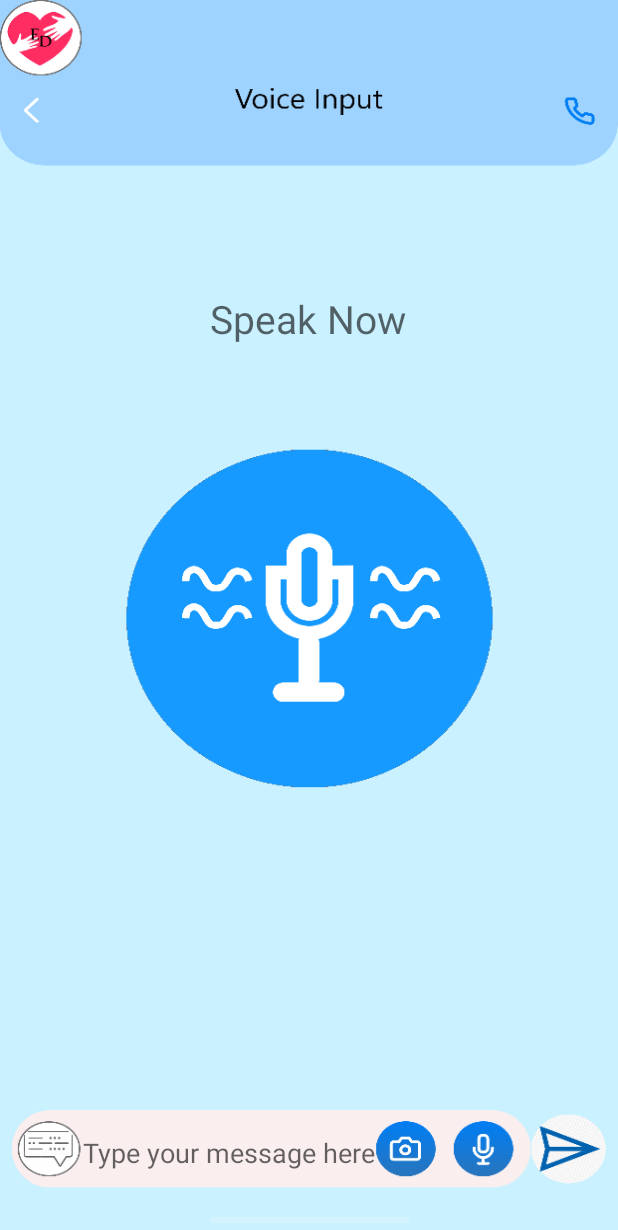
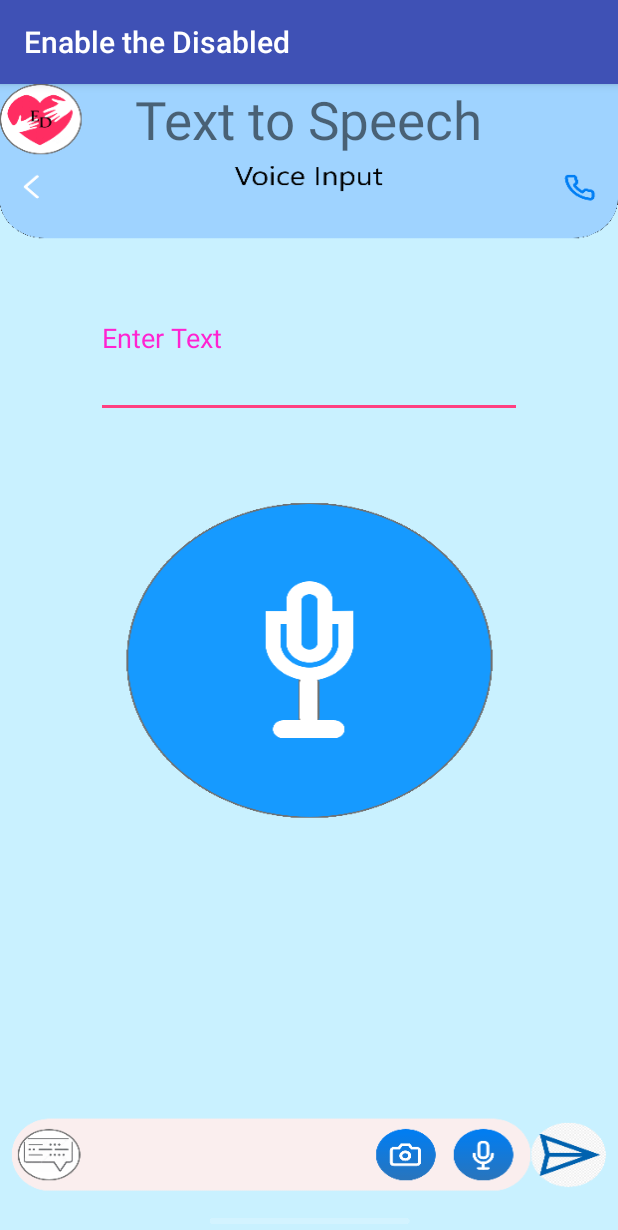
Before and after one commit to lordbeerus0505/EnableTheDisabled, an Android app: the VoiceRecord screen opened directly, with no data from a screen before it, after a tap on an icon or button, on a phone screen of 412 x 824 dp. Shown: the top 1230 px of the screen. Run offline under Robolectric (Android 15) with nearby library versions, the phone set to English and light mode, and no system bars.

Commit message:
Voice fully fixed

```diff
--- a/app/src/main/AndroidManifest.xml
+++ b/app/src/main/AndroidManifest.xml
@@ -18,7 +18,7 @@
         android:roundIcon="@mipmap/ic_launcher_round"
         android:supportsRtl="true"
         android:theme="@style/AppTheme">
-        <activity android:name=".SpeechToText"></activity>
+        <activity android:name=".TextToSpeech"></activity>
         <activity android:name=".NewChat" />
         <activity
             android:name=".Chat"
--- /dev/null
+++ b/app/src/main/java/com/example/myapplication/TextToSpeech.java
@@ -0,0 +1,90 @@
+package com.example.myapplication;
+
+import androidx.appcompat.app.AppCompatActivity;
+
+import android.content.Intent;
+import android.os.Bundle;
+import android.os.CountDownTimer;
+import android.view.View;
+import android.widget.Button;
+import android.widget.EditText;
+import android.widget.Toast;
+
+import java.util.Locale;
+
+public class TextToSpeech extends AppCompatActivity {
+
+    android.speech.tts.TextToSpeech t1;
+    EditText ed1;
+    Button b1;
+    private String message;
+    int count=0;
+    @Override
+    protected void onCreate(Bundle savedInstanceState) {
+        super.onCreate(savedInstanceState);
+        setContentView(R.layout.activity_text_to_speech);
+        ed1=(EditText)findViewById(R.id.editText);
+        b1=(Button)findViewById(R.id.button);
+        t1=new android.speech.tts.TextToSpeech(getApplicationContext(), new android.speech.tts.TextToSpeech.OnInitListener() {
+            @Override
+            public void onInit(int status) {
+                if(status != android.speech.tts.TextToSpeech.ERROR) {
+                    t1.setLanguage(Locale.UK);
+                }
+            }
+        });
+        String toSpeak = ed1.getText().toString();
+        if(count==1)
+            toSpeak=message;
+        Toast.makeText(getApplicationContext(), toSpeak,Toast.LENGTH_SHORT).show();
+        t1.speak(toSpeak, android.speech.tts.TextToSpeech.QUEUE_FLUSH, null);
+        new CountDownTimer(5000, 1000) {
+            public void onFinish() {
+                // When timer is finished
+                // Execute your code here
+                startActivity(new Intent(TextToSpeech.this, Chat.class));
+            }
+
+            public void onTick(long millisUntilFinished) {
+                // millisUntilFinished    The amount of time until finished.
+            }
+        }.start();
+        b1.setOnClickListener(new View.OnClickListener() {
+            @Override
+            public void onClick(View v) {
+                String toSpeak = ed1.getText().toString();
+                if(count==1)
+                    toSpeak=message;
+                Toast.makeText(getApplicationContext(), toSpeak,Toast.LENGTH_SHORT).show();
+                t1.speak(toSpeak, android.speech.tts.TextToSpeech.QUEUE_FLUSH, null);
+                new CountDownTimer(1000, 1000) {
+                    public void onFinish() {
+                        // When timer is finished
+                        // Execute your code here
+                        startActivity(new Intent(TextToSpeech.this, Chat.class));
+                    }
+
+                    public void onTick(long millisUntilFinished) {
+                        // millisUntilFinished    The amount of time until finished.
+                    }
+                }.start();
+
+            }
+        });
+        Intent intent = getIntent();
+        message = intent.getStringExtra("message");
+        if(message!=null)
+        {
+            count=1;
+        }
+        System.out.println("Message is "+message);
+    }
+
+    public void onPause(){
+        if(t1 !=null){
+            t1.stop();
+            t1.shutdown();
+        }
+        super.onPause();
+    }
+}
--- a/app/src/main/java/com/example/myapplication/VoiceRecord.java
+++ b/app/src/main/java/com/example/myapplication/VoiceRecord.java
@@ -39,7 +39,10 @@ public class VoiceRecord extends AppCompatActivity {
         btn2.setOnClickListener(new View.OnClickListener() {
             @Override
             public void onClick(View v) {
-                startActivity(new Intent(VoiceRecord.this, VoiceRecord.class));
+                System.out.println("sending data now to TTS....");
+                Intent intent = new Intent(VoiceRecord.this, TextToSpeech.class);
+                intent.putExtra("message", txtSpeechInput.getText());
+                startActivity(intent);
             }
         });
         Button btn3 = (Button)findViewById(R.id.camera_button);
--- /dev/null
+++ b/app/src/main/res/layout/activity_text_to_speech.xml
@@ -0,0 +1,65 @@
+<?xml version="1.0" encoding="utf-8"?>
+<androidx.constraintlayout.widget.ConstraintLayout xmlns:android="http://schemas.android.com/apk/res/android"
+    xmlns:app="http://schemas.android.com/apk/res-auto"
+    xmlns:tools="http://schemas.android.com/tools"
+    android:layout_width="match_parent"
+    android:layout_height="match_parent"
+    tools:context=".TextToSpeech"
+    android:background="@drawable/voice">
+
+    <RelativeLayout
+        android:layout_width="match_parent"
+        android:layout_height="match_parent"
+        android:paddingLeft="@dimen/activity_horizontal_margin"
+        android:paddingRight="@dimen/activity_horizontal_margin"
+        android:transitionGroup="true"
+        tools:context=".MainActivity"
+        tools:layout_editor_absoluteX="-58dp"
+        tools:layout_editor_absoluteY="16dp">
+
+        <TextView
+            android:id="@+id/textview"
+            android:layout_width="wrap_content"
+            android:layout_height="wrap_content"
+            android:layout_alignParentTop="true"
+            android:layout_centerHorizontal="true"
+            android:text="Text to Speech"
+            android:textSize="35dp" />
+
+
+        <EditText
+            android:id="@+id/editText"
+            android:layout_width="347dp"
+            android:layout_height="70dp"
+            android:layout_alignParentStart="true"
+            android:layout_alignParentLeft="true"
+            android:layout_alignParentTop="true"
+            android:layout_alignParentEnd="true"
+            android:layout_alignParentRight="true"
+            android:layout_alignParentBottom="true"
+            android:layout_marginTop="116dp"
+            android:layout_marginEnd="0dp"
+            android:layout_marginRight="0dp"
+            android:layout_marginBottom="545dp"
+            android:hint="Enter Text"
+            android:textColor="#ff7aff10"
+            android:textColorHint="#ffff23d1" />
+
+        <Button
+            android:id="@+id/button"
+            android:layout_width="288dp"
+            android:layout_height="232dp"
+            android:background="@android:color/transparent"
+            android:layout_alignParentStart="true"
+            android:layout_alignParentTop="true"
+            android:layout_alignParentEnd="true"
+            android:layout_alignParentBottom="true"
+            android:layout_marginStart="29dp"
+            android:layout_marginTop="240dp"
+            android:layout_marginEnd="30dp"
+            android:layout_marginBottom="291dp"
+            android:text="" />
+
+    </RelativeLayout>
+
+</androidx.constraintlayout.widget.ConstraintLayout>
```
Also changed, not shown: app/src/main/java/com/example/myapplication/Chat.java (+17 -3 lines), app/src/main/java/com/example/myapplication/SpeechToText.java (deleted, +0 -14 lines), app/src/main/res/layout/activity_chat_firebase.xml (+16 -2 lines), app/src/main/res/layout/activity_speech_to_text.xml (deleted, +0 -10 lines).
